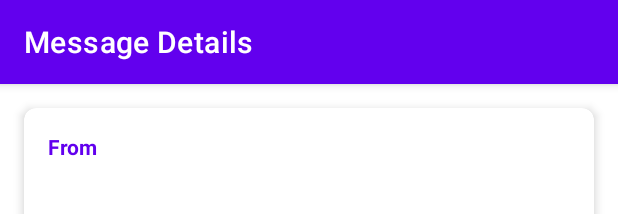
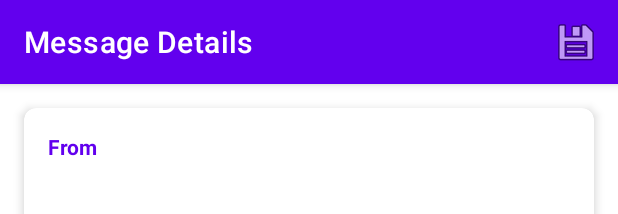
Before and after one commit to virendersk/SmsViewer, an Android app: the layout activity_sms_detail.xml on its own in the app's theme, with its tools: preview values and no code run, on a phone screen of 412 x 824 dp. Shown: the top 214 px of the screen. Run offline under Robolectric (Android 15) with nearby library versions, the phone set to English and light mode, and no system bars.

Commit message:
copy message

```diff
--- a/app/src/main/res/layout/activity_sms_detail.xml
+++ b/app/src/main/res/layout/activity_sms_detail.xml
@@ -15,7 +15,8 @@
             android:layout_height="?attr/actionBarSize"
             android:background="?attr/colorPrimary"
             app:title="Message Details"
-            app:titleTextColor="@android:color/white"/>
+            app:titleTextColor="@android:color/white"
+            app:menu="@menu/detail_menu"/>
 
     </com.google.android.material.appbar.AppBarLayout>
 
@@ -51,7 +52,8 @@
                     android:layout_height="wrap_content"
                     android:layout_marginTop="4dp"
                     android:textSize="18sp"
-                    android:textStyle="bold"/>
+                    android:textStyle="bold"
+                    android:textIsSelectable="true"/>
 
                 <TextView
                     android:layout_width="wrap_content"
@@ -67,7 +69,8 @@
                     android:layout_width="match_parent"
                     android:layout_height="wrap_content"
                     android:layout_marginTop="4dp"
-                    android:textSize="16sp"/>
+                    android:textSize="16sp"
+                    android:textIsSelectable="true"/>
 
                 <TextView
                     android:layout_width="wrap_content"
@@ -83,7 +86,8 @@
                     android:layout_width="match_parent"
                     android:layout_height="wrap_content"
                     android:layout_marginTop="4dp"
-                    android:textSize="14sp"/>
+                    android:textSize="14sp"
+                    android:textIsSelectable="true"/>
 
             </LinearLayout>
 
--- /dev/null
+++ b/app/src/main/res/menu/detail_menu.xml
@@ -0,0 +1,9 @@
+<?xml version="1.0" encoding="utf-8"?>
+<menu xmlns:android="http://schemas.android.com/apk/res/android"
+    xmlns:app="http://schemas.android.com/apk/res-auto">
+    <item
+        android:id="@+id/action_copy"
+        android:icon="@android:drawable/ic_menu_save"
+        android:title="Copy Message"
+        app:showAsAction="ifRoom"/>
+</menu>
```
Also changed, not shown: app/src/main/java/com/example/smsviewer/SmsDetailActivity.kt (+35 -7 lines).
